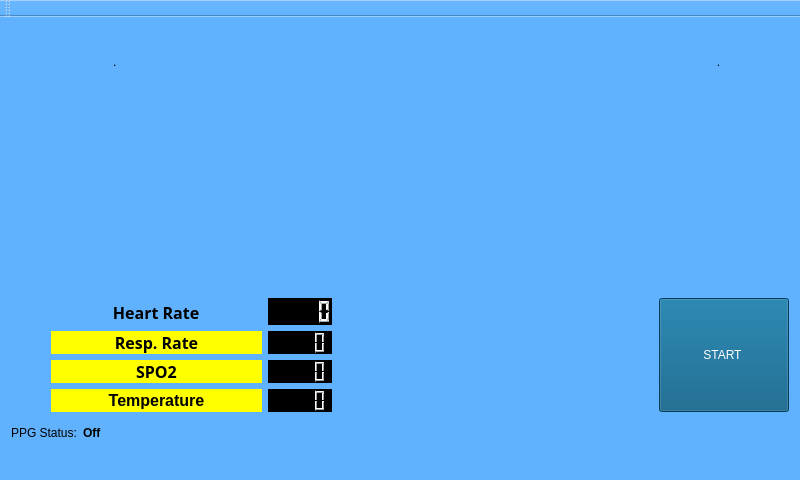
Before: the Qt Designer form TeleDOC/mainwindow.ui in ma-anjum95/FYP, drawn with Qt 5.
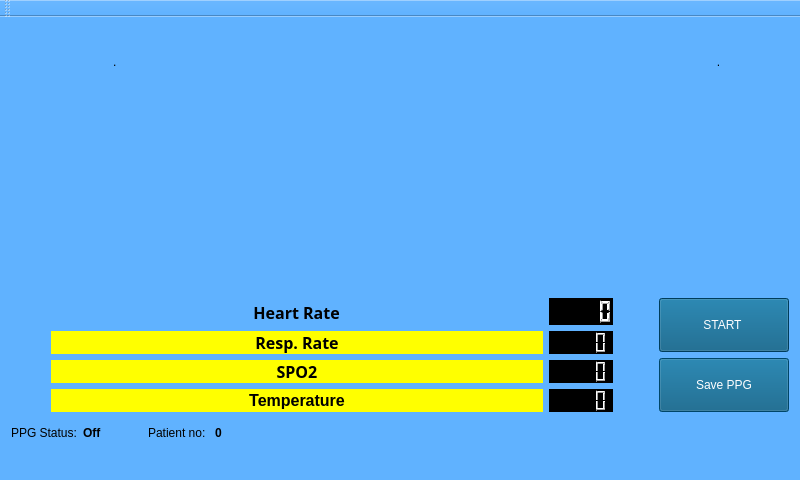
After: the same form once the commit is applied. Icons and pictures are not drawn. Custom widgets are drawn as their Qt base class.

Commit message: Added the ability to save a patient's ppg data onto the device.

Diff of the .ui file:
```diff
--- a/TeleDOC/mainwindow.ui
+++ b/TeleDOC/mainwindow.ui
@@ -164,24 +164,6 @@
     </item>
     <item>
      <layout class="QGridLayout" name="gridLayout_2">
-      <item row="0" column="2">
-       <widget class="QPushButton" name="pushButton">
-        <property name="sizePolicy">
-         <sizepolicy hsizetype="Fixed" vsizetype="Minimum">
-          <horstretch>0</horstretch>
-          <verstretch>0</verstretch>
-         </sizepolicy>
-        </property>
-        <property name="styleSheet">
-         <string notr="true">font: 81 8pt &quot;Rockwell Extra Bold&quot;;
-background-color: rgb(0, 85, 127);
-color: rgb(255, 255, 255);</string>
-        </property>
-        <property name="text">
-         <string>            START             </string>
-        </property>
-       </widget>
-      </item>
       <item row="0" column="0">
        <layout class="QGridLayout" name="gridLayout">
         <property name="sizeConstraint">
@@ -413,6 +395,9 @@
         <property name="orientation">
          <enum>Qt::Horizontal</enum>
         </property>
+        <property name="sizeType">
+         <enum>QSizePolicy::Minimum</enum>
+        </property>
         <property name="sizeHint" stdset="0">
          <size>
           <width>40</width>
@@ -421,6 +406,49 @@
         </property>
        </spacer>
       </item>
+      <item row="0" column="2">
+       <layout class="QGridLayout" name="gridLayout_4">
+        <item row="1" column="0">
+         <widget class="QPushButton" name="start_button">
+          <property name="sizePolicy">
+           <sizepolicy hsizetype="Minimum" vsizetype="Minimum">
+            <horstretch>0</horstretch>
+            <verstretch>0</verstretch>
+           </sizepolicy>
+          </property>
+          <property name="styleSheet">
+           <string notr="true">font: 81 8pt &quot;Rockwell Extra Bold&quot;;
+background-color: rgb(0, 85, 127);
+color: rgb(255, 255, 255);</string>
+          </property>
+          <property name="text">
+           <string>            START             </string>
+          </property>
+         </widget>
+        </item>
+        <item row="2" column="0">
+         <widget class="QPushButton" name="save_button">
+          <property name="enabled">
+           <bool>false</bool>
+          </property>
+          <property name="sizePolicy">
+           <sizepolicy hsizetype="Minimum" vsizetype="Minimum">
+            <horstretch>0</horstretch>
+            <verstretch>0</verstretch>
+           </sizepolicy>
+          </property>
+          <property name="styleSheet">
+           <string notr="true">font: 81 8pt &quot;Rockwell Extra Bold&quot;;
+background-color: rgb(0, 85, 127);
+color: rgb(255, 255, 255);</string>
+          </property>
+          <property name="text">
+           <string>Save PPG</string>
+          </property>
+         </widget>
+        </item>
+       </layout>
+      </item>
      </layout>
     </item>
     <item>
@@ -448,11 +476,50 @@
         </property>
        </widget>
       </item>
+      <item>
+       <spacer name="horizontalSpacer_7">
+        <property name="orientation">
+         <enum>Qt::Horizontal</enum>
+        </property>
+        <property name="sizeType">
+         <enum>QSizePolicy::Minimum</enum>
+        </property>
+        <property name="sizeHint" stdset="0">
+         <size>
+          <width>40</width>
+          <height>20</height>
+         </size>
+        </property>
+       </spacer>
+      </item>
+      <item>
+       <widget class="QLabel" name="label_6">
+        <property name="text">
+         <string>Patient no: </string>
+        </property>
+       </widget>
+      </item>
+      <item>
+       <widget class="QLabel" name="patient_id">
+        <property name="font">
+         <font>
+          <weight>75</weight>
+          <bold>true</bold>
+         </font>
+        </property>
+        <property name="text">
+         <string>0</string>
+        </property>
+       </widget>
+      </item>
       <item>
        <spacer name="horizontalSpacer_8">
         <property name="orientation">
          <enum>Qt::Horizontal</enum>
         </property>
+        <property name="sizeType">
+         <enum>QSizePolicy::Expanding</enum>
+        </property>
         <property name="sizeHint" stdset="0">
          <size>
           <width>40</width>
```
The commit also changes 4 other files.
